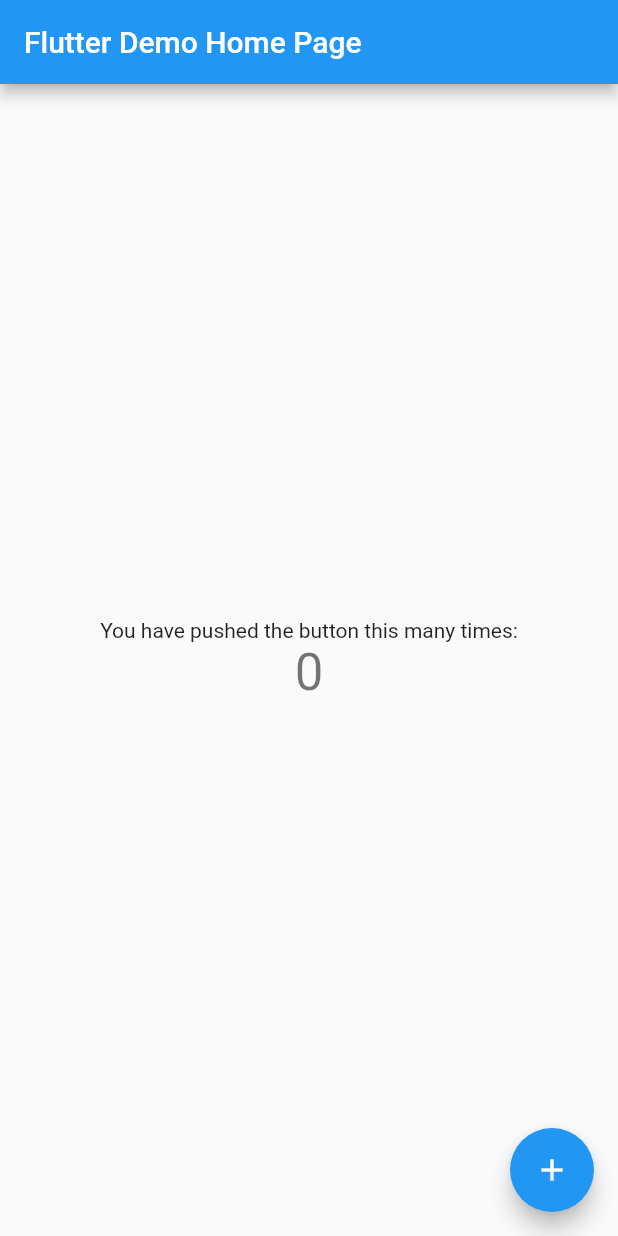
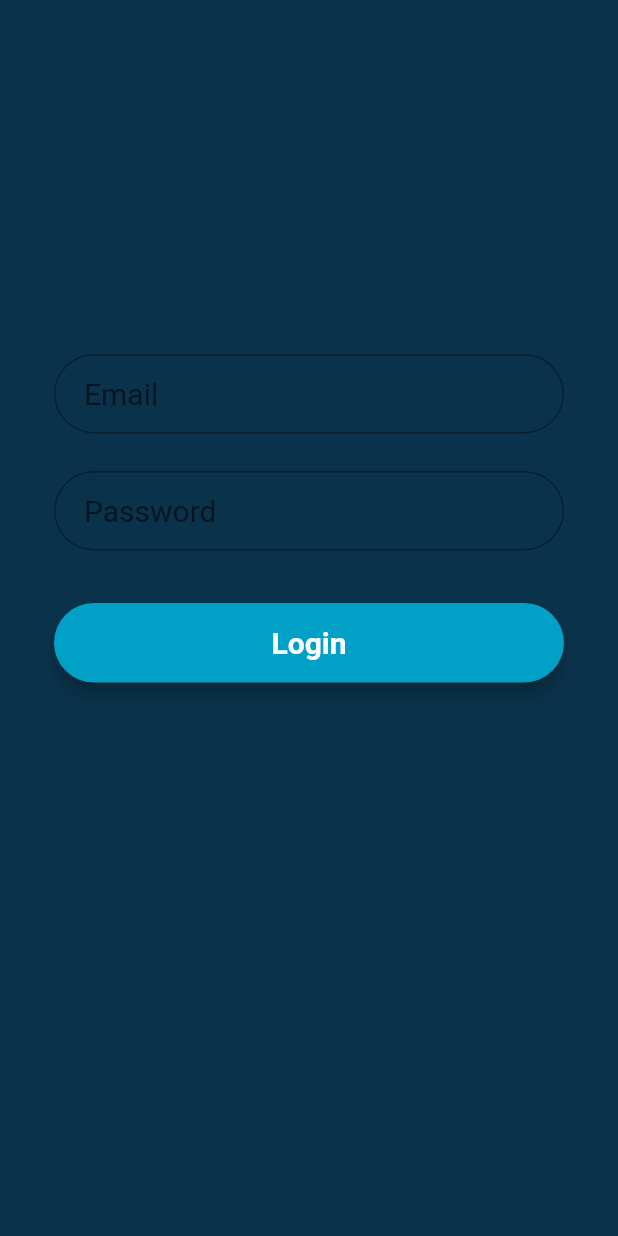
Before and after one commit to MisterJoz/Productivist, a Flutter app: the screen it shows after launch, on a phone screen of 412 x 824 dp. Run offline on Flutter 3.47's test engine with Material 2 defaults, Android fonts, the phone set to English and light mode, and no system bars; Roboto replaces fonts that are missing (Montserrat).

Commit message:
Add login page

```diff
--- a/lib/main.dart
+++ b/lib/main.dart
@@ -1,4 +1,5 @@
 import 'package:flutter/material.dart';
+import 'screens/welcome_page.dart';
 
 void main() => runApp(MyApp());
 
@@ -44,68 +45,82 @@ class MyHomePage extends StatefulWidget {
 }
 
 class _MyHomePageState extends State<MyHomePage> {
-  int _counter = 0;
+  @override
+  TextStyle style = TextStyle(fontFamily: 'Montserrat', fontSize: 20.0);
 
-  void _incrementCounter() {
-    setState(() {
-      // This call to setState tells the Flutter framework that something has
-      // changed in this State, which causes it to rerun the build method below
-      // so that the display can reflect the updated values. If we changed
-      // _counter without calling setState(), then the build method would not be
-      // called again, and so nothing would appear to happen.
-      _counter++;
-    });
-  }
+  Widget build(BuildContext context) {
+    final emailField = TextField(
+      obscureText: true,
+      style: style,
+      decoration: InputDecoration(
+          fillColor: Colors.white,
+          contentPadding: EdgeInsets.fromLTRB(20.0, 15.0, 20.0, 15.0),
+          hintText: "Email",
+          border:
+              OutlineInputBorder(borderRadius: BorderRadius.circular(32.0))),
+    );
 
-  @override
-  Widget build(BuildContext context) {
-    // This method is rerun every time setState is called, for instance as done
-    // by the _incrementCounter method above.
-    //
-    // The Flutter framework has been optimized to make rerunning build methods
-    // fast, so that you can just rebuild anything that needs updating rather
-    // than having to individually change instances of widgets.
+    final passwordField = TextField(
+      obscureText: true,
+      style: style,
+      decoration: InputDecoration(
+          fillColor: Colors.white,
+          contentPadding: EdgeInsets.fromLTRB(20.0, 15.0, 20.0, 15.0),
+          hintText: "Password",
+          border:
+              OutlineInputBorder(borderRadius: BorderRadius.circular(32.0))),
+    );
+
+    final loginButon = Material(
+      elevation: 5.0,
+      borderRadius: BorderRadius.circular(30.0),
+      color: Color(0xff01A0C7),
+      child: MaterialButton(
+        minWidth: MediaQuery.of(context).size.width,
+        padding: EdgeInsets.fromLTRB(20.0, 15.0, 20.0, 15.0),
+        onPressed: () {
+          Navigator.push(
+            context,
+            MaterialPageRoute(builder: (context) => WelcomePage()),
+          );
+        },
+        child: Text("Login",
+            textAlign: TextAlign.center,
+            style: style.copyWith(
+                color: Colors.white, fontWeight: FontWeight.bold)),
+      ),
+    );
     return Scaffold(
-      appBar: AppBar(
-        // Here we take the value from the MyHomePage object that was created by
-        // the App.build method, and use it to set our appbar title.
-        title: Text(widget.title),
-      ),
-      body: Center(
-        // Center is a layout widget. It takes a single child and positions it
-        // in the middle of the parent.
+        backgroundColor: Color.fromRGBO(10, 51, 75, 1),
+        body: SingleChildScrollView(
+          child: Center(
+            child: Container(
+              color: Color.fromRGBO(10, 51, 75, 1),
+              child: Padding(
+                padding: const EdgeInsets.all(36.0),
                 child: Column(
-          // Column is also a layout widget. It takes a list of children and
-          // arranges them vertically. By default, it sizes itself to fit its
-          // children horizontally, and tries to be as tall as its parent.
-          //
-          // Invoke "debug painting" (press "p" in the console, choose the
-          // "Toggle Debug Paint" action from the Flutter Inspector in Android
-          // Studio, or the "Toggle Debug Paint" command in Visual Studio Code)
-          // to see the wireframe for each widget.
-          //
-          // Column has various properties to control how it sizes itself and
-          // how it positions its children. Here we use mainAxisAlignment to
-          // center the children vertically; the main axis here is the vertical
-          // axis because Columns are vertical (the cross axis would be
-          // horizontal).
+                  crossAxisAlignment: CrossAxisAlignment.center,
                   mainAxisAlignment: MainAxisAlignment.center,
                   children: <Widget>[
-            Text(
-              'You have pushed the button this many times:',
+                    SizedBox(
+                      height: 155.0,
                     ),
-            Text(
-              '$_counter',
-              style: Theme.of(context).textTheme.display1,
+                    SizedBox(height: 45.0),
+                    emailField,
+                    SizedBox(height: 25.0),
+                    passwordField,
+                    SizedBox(
+                      height: 35.0,
+                    ),
+                    loginButon,
+                    SizedBox(
+                      height: 15.0,
                     ),
                   ],
                 ),
               ),
-      floatingActionButton: FloatingActionButton(
-        onPressed: _incrementCounter,
-        tooltip: 'Increment',
-        child: Icon(Icons.add),
-      ), // This trailing comma makes auto-formatting nicer for build methods.
-    );
+            ),
+          ),
+        ));
   }
 }
--- /dev/null
+++ b/lib/screens/welcome_page.dart
@@ -0,0 +1,13 @@
+import 'package:flutter/material.dart';
+
+class WelcomePage extends StatefulWidget {
+  @override
+  _WelcomePageState createState() => _WelcomePageState();
+}
+
+class _WelcomePageState extends State<WelcomePage> {
+  @override
+  Widget build(BuildContext context) {
+    return Container();
+  }
+}
```
Lines whose indentation alone changed are shown as unchanged.
